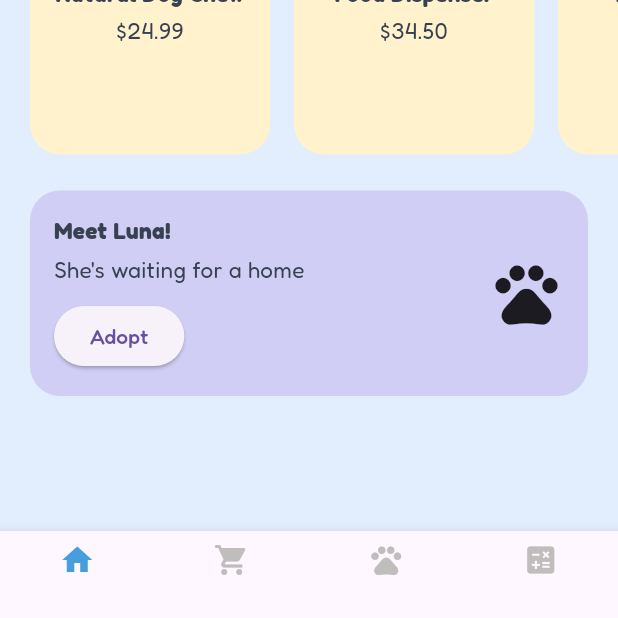
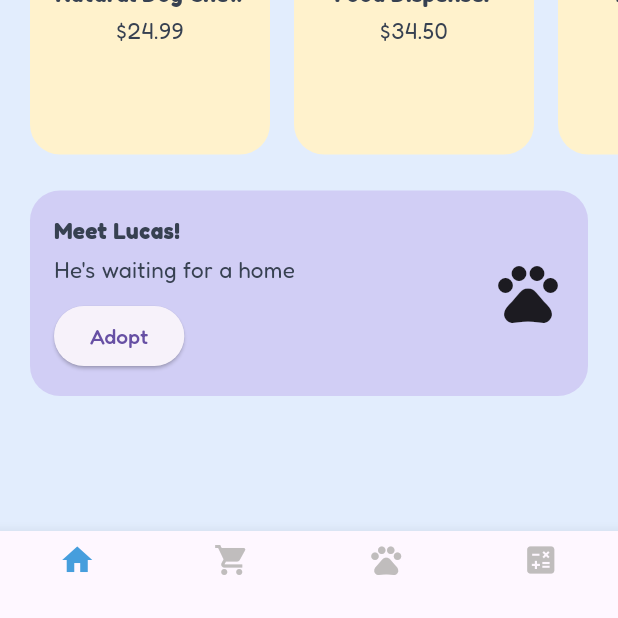
Before and after one commit to samridii/mypetjoyy, a Flutter app: the DashboardScreen screen opened by its route, scrolled down 339 dp, on a phone screen of 412 x 824 dp, the part 618-1236 px from its top. Run offline on Flutter 3.47's test engine with Material 3 defaults, Android fonts, the light colour scheme and no system bars.

Commit message:
Added Adoption Card Resuable Widgets

```diff
--- a/lib/widgets/adoption_card.dart
+++ b/lib/widgets/adoption_card.dart
@@ -18,17 +18,17 @@ class AdoptionCard extends StatelessWidget {
               crossAxisAlignment: CrossAxisAlignment.start,
               children: [
                 const Text(
-                  "Meet Luna!",
+                  "Meet Lucas!",
                   style: TextStyle(fontWeight: FontWeight.bold),
                 ),
                 const SizedBox(height: 5),
-                const Text("She's waiting for a home"),
+                const Text("He's waiting for a home"),
                 const SizedBox(height: 10),
                 ElevatedButton(onPressed: () {}, child: const Text("Adopt")),
               ],
             ),
           ),
-          const Icon(Icons.pets, size: 50),
+          const Icon(Icons.pets, size: 48),
         ],
       ),
     );
```
